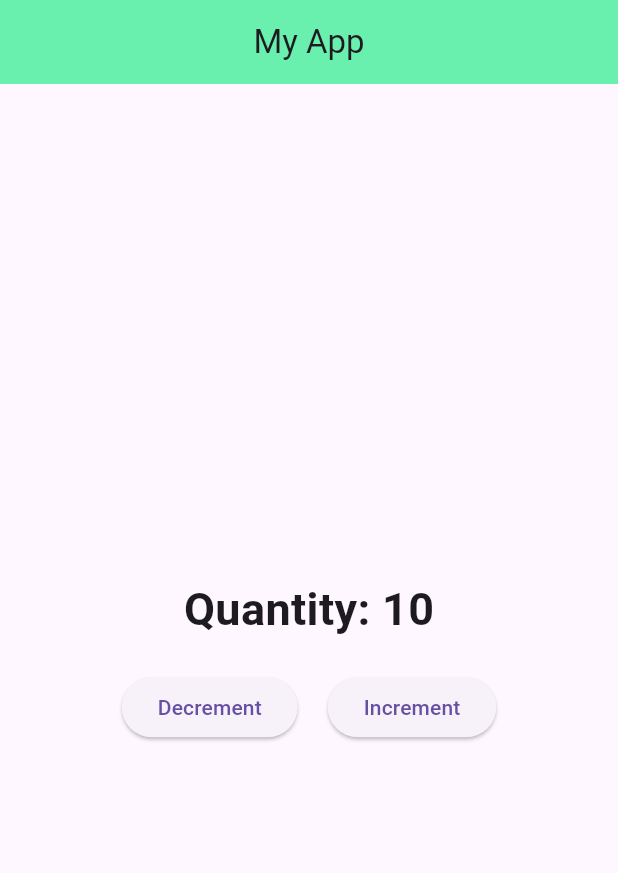
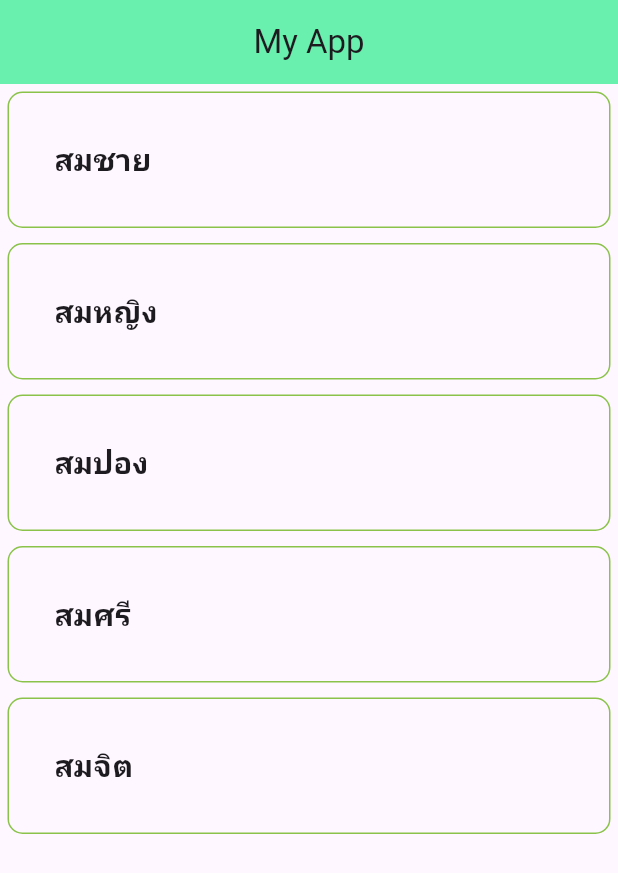
Before and after one commit to SorawitZongkun/learn_flutter_68_1, a Flutter app: the screen it shows after launch, on a phone screen of 412 x 824 dp. Shown: the top 873 px of the screen. Run offline on Flutter 3.47's test engine with Material 3 defaults, Android fonts, the phone set to English and light mode, and no system bars.

Commit message:
Step 9: ListView Widget

```diff
--- a/lib/screen/item.dart
+++ b/lib/screen/item.dart
@@ -8,49 +8,26 @@ class Item extends StatefulWidget {
 }
 
 class _ItemState extends State<Item> {
-  int quantity = 10;
-
-  void incrementQuantity() {
-    setState(() {
-      quantity++;
-    });
-  }
-
-  void decrementQuantity() {
-    setState(() {
-      if (quantity > 0) {
-        quantity--;
-      }
-    });
-  }
+  List data = ["สมชาย", "สมหญิง", "สมปอง", "สมศรี", "สมจิต"];
 
   @override
   Widget build(BuildContext context) {
-    return Center(
-      child: Column(
-        mainAxisAlignment: MainAxisAlignment.center,
-        children: [
-          Text(
-            "Quantity: $quantity",
-            style: const TextStyle(fontSize: 30, fontWeight: FontWeight.bold),
+    return ListView.builder(
+      itemCount: data.length,
+      itemBuilder: (context, index) {
+        return Container(
+          decoration: BoxDecoration(
+            border: Border.all(color: Colors.lightGreen),
+            borderRadius: BorderRadius.circular(10),
           ),
-          const SizedBox(height: 20),
-          Row(
-            mainAxisAlignment: MainAxisAlignment.center,
-            children: [
-              ElevatedButton(
-                onPressed: decrementQuantity,
-                child: const Text("Decrement"),
-              ),
-              const SizedBox(width: 20),
-              ElevatedButton(
-                onPressed: incrementQuantity,
-                child: const Text("Increment"),
-              ),
-            ],
+          margin: EdgeInsets.symmetric(horizontal: 5, vertical: 5),
+          padding: EdgeInsets.all(30),
+          child: Text(
+            data[index],
+            style: TextStyle(fontSize: 20, fontWeight: FontWeight.bold),
           ),
-        ],
-      ),
+        );
+      },
     );
   }
 }
```
